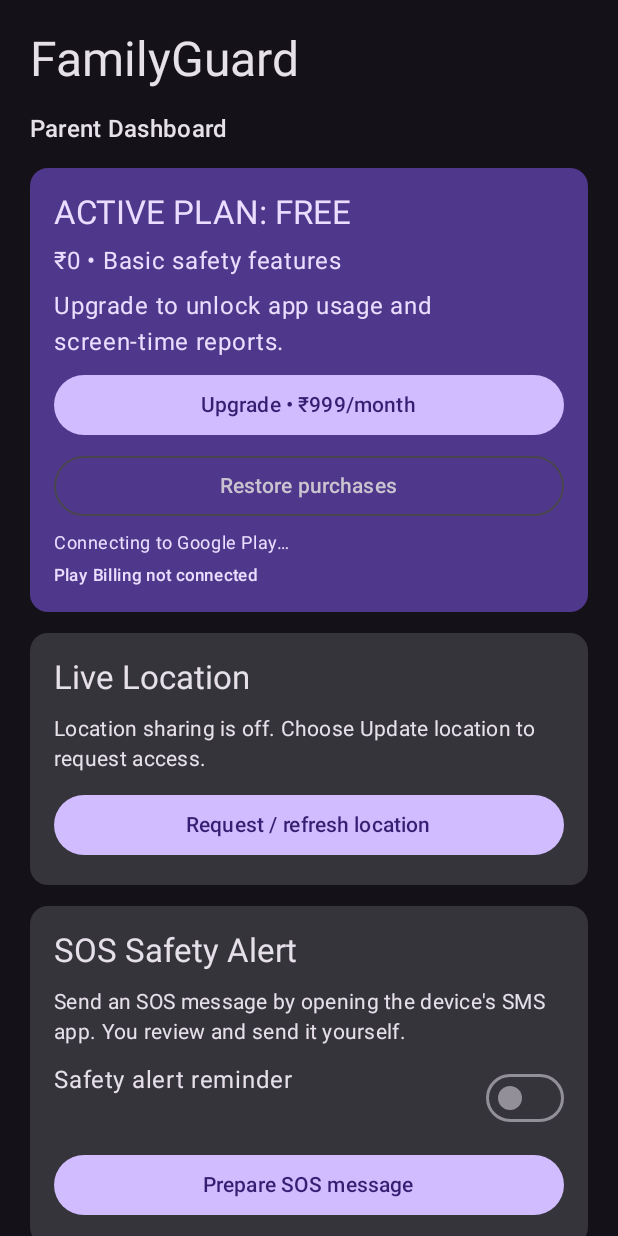
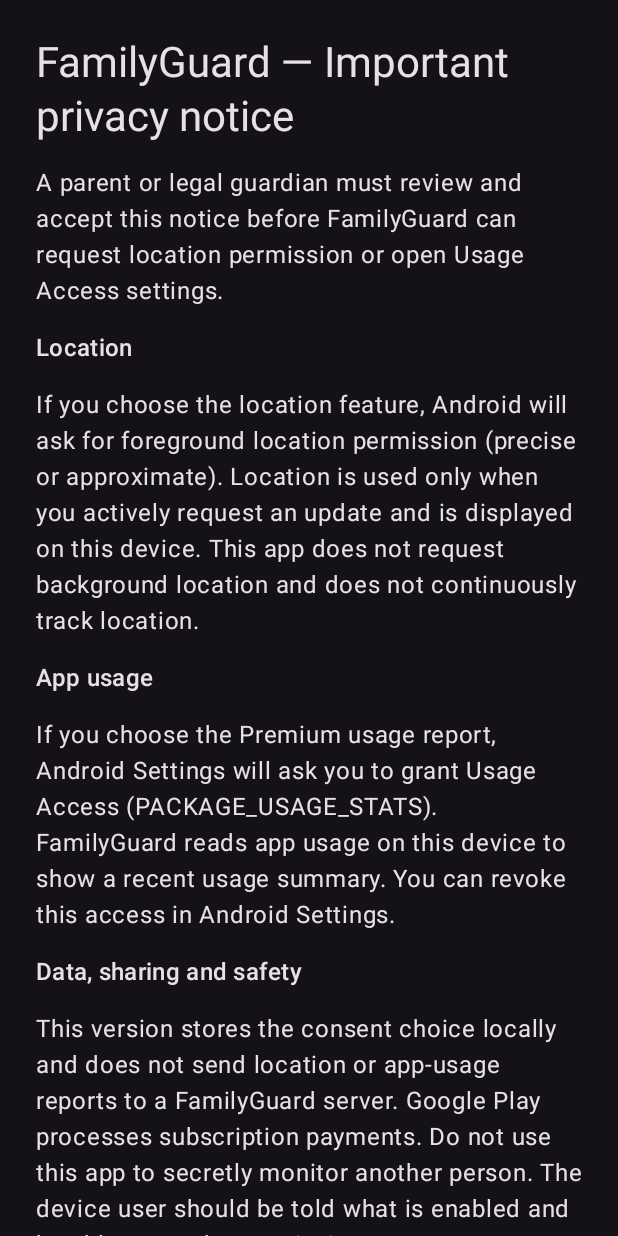
Before and after one commit to princeofworld/PrinceHacker, an Android app built with Jetpack Compose: the screen it shows after launch (MainActivity), on a phone screen of 412 x 824 dp. Run offline under Robolectric (Android 15) with nearby library versions, the phone set to English and light mode, and no system bars; libraries missing offline, so code that uses them is left out: com.android.billingclient; 1 statement that could not run was skipped.

Commit message:
Add prominent privacy disclosure and parental consent gate

```diff
--- a/app/src/main/java/com/princeofworld/familyguard/MainActivity.kt
+++ b/app/src/main/java/com/princeofworld/familyguard/MainActivity.kt
@@ -39,6 +39,7 @@ import androidx.compose.material3.darkColorScheme
 import androidx.compose.runtime.Composable
 import androidx.compose.runtime.getValue
 import androidx.compose.runtime.mutableStateOf
+import androidx.compose.runtime.remember
 import androidx.compose.runtime.setValue
 import androidx.compose.ui.Modifier
 import androidx.compose.ui.unit.dp
@@ -59,6 +60,7 @@ private const val PREMIUM_PRODUCT_ID = "familyguard_premium_999_monthly"
 
 class MainActivity : ComponentActivity() {
     private var locationText by mutableStateOf("Location sharing is off. Choose Update location to request access.")
+    private var consentAccepted by mutableStateOf(false)
     private var usageText by mutableStateOf("Usage report is available to Premium subscribers after enabling Usage Access.")
     private var premium by mutableStateOf(false)
     private var billingReady by mutableStateOf(false)
@@ -91,10 +93,22 @@ class MainActivity : ComponentActivity() {
 
     override fun onCreate(savedInstanceState: Bundle?) {
         super.onCreate(savedInstanceState)
+        consentAccepted = getSharedPreferences("familyguard_privacy", Context.MODE_PRIVATE)
+            .getBoolean("parental_disclosure_accepted_v1", false)
         connectBilling()
         setContent {
             MaterialTheme(colorScheme = darkColorScheme()) {
-                FamilyGuardDashboard(
+                if (!consentAccepted) {
+                    ParentalConsentDisclosureScreen(
+                        onAccept = {
+                            getSharedPreferences("familyguard_privacy", Context.MODE_PRIVATE)
+                                .edit().putBoolean("parental_disclosure_accepted_v1", true).apply()
+                            consentAccepted = true
+                            refreshUsageReport()
+                        },
+                        onDecline = { finish() }
+                    )
+                } else FamilyGuardDashboard(
                     premium = premium,
                     billingReady = billingReady,
                     billingMessage = billingMessage,
@@ -128,7 +142,7 @@ class MainActivity : ComponentActivity() {
 
     override fun onResume() {
         super.onResume()
-        refreshUsageReport()
+        if (consentAccepted) refreshUsageReport()
     }
 
     override fun onDestroy() {
@@ -264,6 +278,10 @@ class MainActivity : ComponentActivity() {
     }
 
     private fun refreshUsageReport() {
+        if (!consentAccepted) {
+            usageText = "Usage Access remains off until the parent/guardian disclosure is accepted."
+            return
+        }
         if (!premium) {
             usageText = "Premium required. Your usage data is not read or collected on the Free plan."
             return
@@ -330,6 +348,48 @@ class MainActivity : ComponentActivity() {
             .putExtra("sms_body", text)
         if (intent.resolveActivity(packageManager) != null) startActivity(intent)
         else notice = "No SMS app is available. SOS was not sent."
+    }
+}
+
+
+@Composable
+private fun ParentalConsentDisclosureScreen(
+    onAccept: () -> Unit,
+    onDecline: () -> Unit
+) {
+    var parentConfirmed by remember { mutableStateOf(false) }
+    Surface(modifier = Modifier.fillMaxSize(), color = MaterialTheme.colorScheme.background) {
+        Column(
+            modifier = Modifier.fillMaxSize().verticalScroll(rememberScrollState()).padding(24.dp),
+            verticalArrangement = Arrangement.spacedBy(14.dp)
+        ) {
+            Text("FamilyGuard — Important privacy notice", style = MaterialTheme.typography.headlineMedium)
+            Text(
+                "A parent or legal guardian must review and accept this notice before FamilyGuard can request location permission or open Usage Access settings.",
+                style = MaterialTheme.typography.bodyLarge
+            )
+            Text("Location", style = MaterialTheme.typography.titleMedium)
+            Text("If you choose the location feature, Android will ask for foreground location permission (precise or approximate). Location is used only when you actively request an update and is displayed on this device. This app does not request background location and does not continuously track location.")
+            Text("App usage", style = MaterialTheme.typography.titleMedium)
+            Text("If you choose the Premium usage report, Android Settings will ask you to grant Usage Access (PACKAGE_USAGE_STATS). FamilyGuard reads app usage on this device to show a recent usage summary. You can revoke this access in Android Settings.")
+            Text("Data, sharing and safety", style = MaterialTheme.typography.titleMedium)
+            Text("This version stores the consent choice locally and does not send location or app-usage reports to a FamilyGuard server. Google Play processes subscription payments. Do not use this app to secretly monitor another person. The device user should be told what is enabled and be able to revoke permissions.")
+            Text("Parental consent", style = MaterialTheme.typography.titleMedium)
+            Text("A parent or legal guardian should accept only after explaining the features to the device user and obtaining any consent required by local law. This on-device confirmation is not identity or age verification.")
+            Row(horizontalArrangement = Arrangement.spacedBy(10.dp)) {
+                Switch(checked = parentConfirmed, onCheckedChange = { parentConfirmed = it })
+                Text("I am the parent/legal guardian (or authorized adult) and have read this notice and consent to enabling the selected features.")
+            }
+            Button(
+                onClick = onAccept,
+                enabled = parentConfirmed,
+                modifier = Modifier.fillMaxWidth()
+            ) { Text("Accept and continue") }
+            OutlinedButton(onClick = onDecline, modifier = Modifier.fillMaxWidth()) {
+                Text("Decline and exit")
+            }
+            Text("You can change Android permissions at any time in Settings. Read PRIVACY_POLICY.md in the project for more information.", style = MaterialTheme.typography.bodySmall)
+        }
     }
 }
 
```
